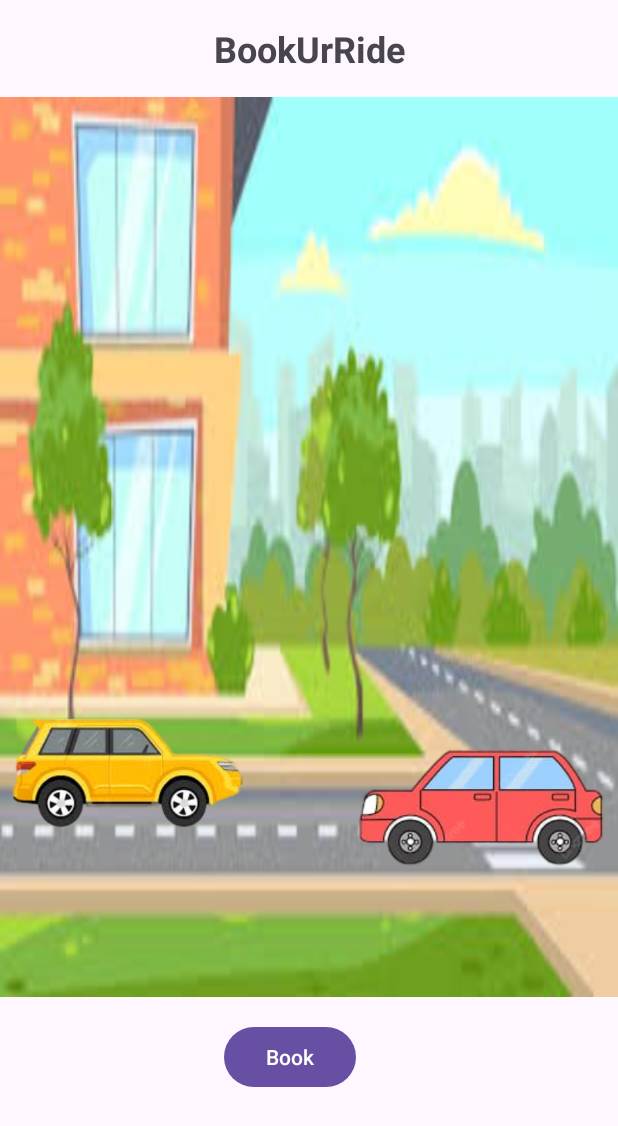
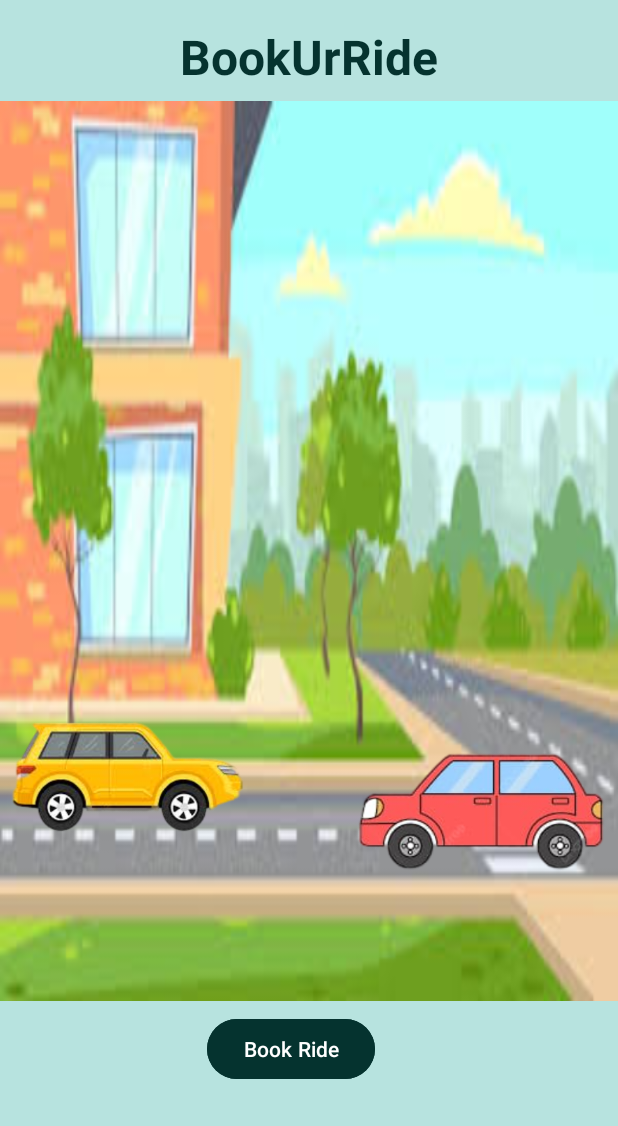
Before and after one commit to SainiJapneet/CSE227CA2, an Android app: the screen it shows after launch (MainActivity), on a phone screen of 412 x 824 dp. Shown: the top 1126 px of the screen. Run offline under Robolectric (Android 15) with nearby library versions, the phone set to English and light mode, and no system bars.

Commit message:
color updation

```diff
--- a/app/src/main/res/layout/activity_main.xml
+++ b/app/src/main/res/layout/activity_main.xml
@@ -4,6 +4,7 @@
     xmlns:tools="http://schemas.android.com/tools"
     android:layout_width="match_parent"
     android:layout_height="match_parent"
+    android:background="@color/secondary"
     tools:context=".MainActivity">
 
 
@@ -14,7 +15,8 @@
         android:layout_marginTop="16dp"
         android:text="BookUrRide"
         android:textStyle="bold"
-        android:textSize="24dp"
+        android:textSize="32dp"
+        android:textColor="@color/primary"
         app:layout_constraintEnd_toEndOf="parent"
         app:layout_constraintStart_toStartOf="parent"
         app:layout_constraintTop_toTopOf="parent" />
@@ -23,8 +25,9 @@
         android:id="@+id/btnBook"
         android:layout_width="wrap_content"
         android:layout_height="wrap_content"
-        android:layout_marginTop="16dp"
-        android:text="Book"
+        android:layout_marginTop="8dp"
+        android:text="Book Ride"
+        android:backgroundTint="@color/primary"
         app:layout_constraintEnd_toEndOf="parent"
         app:layout_constraintHorizontal_bias="0.461"
         app:layout_constraintStart_toStartOf="parent"
@@ -34,7 +37,7 @@
         android:id="@+id/constraintLayout"
         android:layout_width="0dp"
         android:layout_height="600dp"
-        android:layout_marginTop="16dp"
+        android:layout_marginTop="8dp"
         android:background="@drawable/bgimg"
         app:layout_constraintEnd_toEndOf="parent"
         app:layout_constraintStart_toStartOf="parent"
@@ -54,8 +57,8 @@
             android:layout_width="180dp"
             android:layout_height="177dp"
             android:layout_marginBottom="40dp"
+            app:layout_constraintBottom_toBottomOf="parent"
             app:layout_constraintEnd_toEndOf="parent"
-            app:layout_constraintBottom_toBottomOf="parent"
             app:srcCompat="@drawable/car1"
             tools:layout_editor_absoluteX="217dp" />
     </androidx.constraintlayout.widget.ConstraintLayout>
--- a/app/src/main/res/values/colors.xml
+++ b/app/src/main/res/values/colors.xml
@@ -2,4 +2,6 @@
 <resources>
     <color name="black">#FF000000</color>
     <color name="white">#FFFFFFFF</color>
+    <color name="primary">#05332F</color>
+    <color name="secondary">#B7E3DF</color>
 </resources>
```
